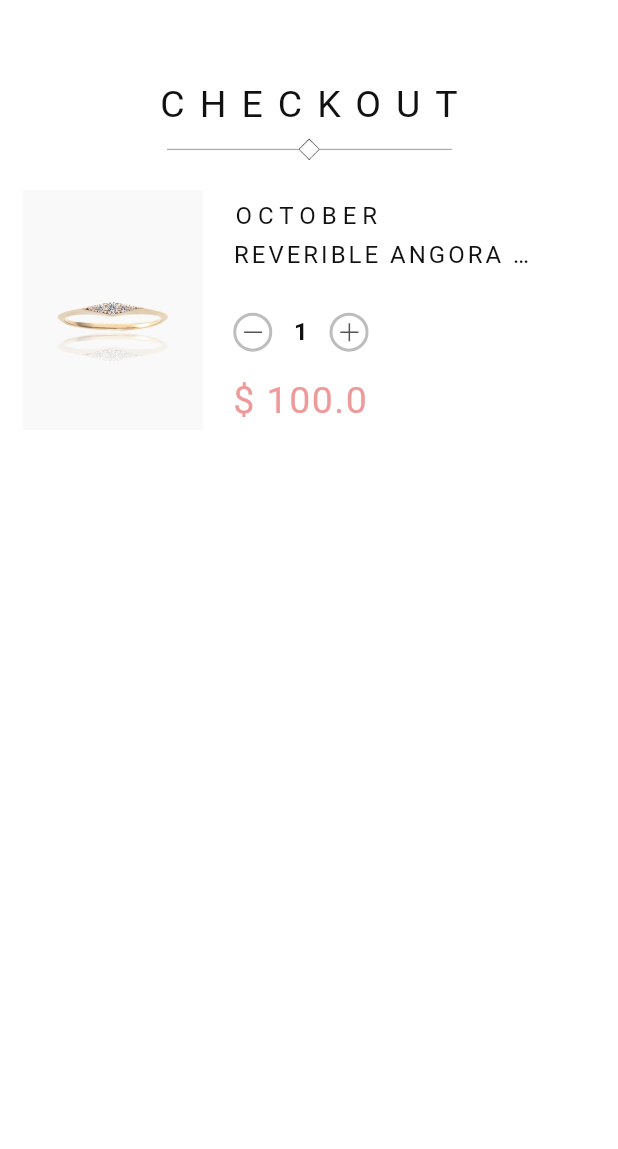
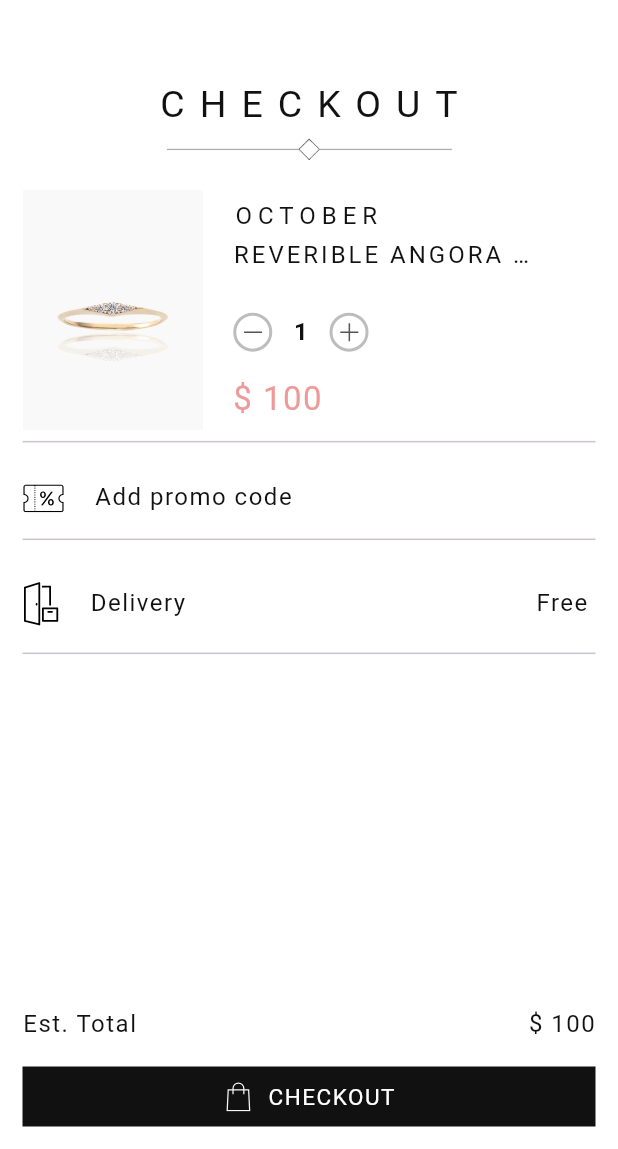
Before and after one commit to ahmedsalehalzabr/Open_Fashion, a Flutter app: the screen it shows after launch, after a tap on "October", on a phone screen of 412 x 824 dp, the part 87-1236 px from its top. Run offline on Flutter 3.47's test engine with Material 3 defaults, Android fonts, the phone set to English and light mode, and no system bars; our stand-ins replace flutter_svg, gap, ionicons; Roboto replaces fonts that are missing (TenorSans).

Commit message:
Done Cechout and add placeOrder

```diff
--- a/lib/Models/product_model.dart
+++ b/lib/Models/product_model.dart
@@ -1,7 +1,7 @@
 class ProductModel {
   final String image;
   final String name;
-  final double price;
+  final int price;
   final String description;
   ProductModel({
     required this.image,
--- a/lib/Screens/Home.dart
+++ b/lib/Screens/Home.dart
@@ -67,7 +67,7 @@ class Home extends StatelessWidget {
                               onTap: () => Navigator.push(context, MaterialPageRoute(builder: (c) => Checkout(
                                 image: item.image,
                                 name: item.name,
-                                price: item.price.toString(),
+                                price: item.price,
                                 description: item.description,
                               ))),
                               child: Column(
--- a/lib/Screens/checkout.dart
+++ b/lib/Screens/checkout.dart
@@ -1,8 +1,10 @@
 import 'package:flutter/material.dart';
 import 'package:flutter_svg/flutter_svg.dart';
 import 'package:gap/gap.dart';
+import 'package:open_fashion/Screens/place_order.dart';
 import 'package:open_fashion/components/cart_widget.dart';
 import 'package:open_fashion/components/custom_appbar.dart';
+import 'package:open_fashion/components/custom_button.dart';
 import 'package:open_fashion/components/custom_text.dart';
 import 'package:open_fashion/core/colors.dart';
 
@@ -18,7 +20,7 @@ class Checkout extends StatefulWidget {
 
   final String image;
   final String name;
-  final String price;
+  final int price;
   final String description;
 
   @override
@@ -26,6 +28,7 @@ class Checkout extends StatefulWidget {
 }
 
 class _CheckoutState extends State<Checkout> {
+  int selectedQty = 1;
   @override
   Widget build(BuildContext context) {
     return Scaffold(
@@ -35,7 +38,37 @@ class _CheckoutState extends State<Checkout> {
         child: Column(
           children: [
             Header(title: 'Checkout',),
-            CartWidget(image: widget.image, name: widget.name, price: widget.price, description: widget.description)
+            CartWidget(
+                image: widget.image,
+                name: widget.name,
+                price: widget.price,
+                description: widget.description,
+                onChanged: (v) {
+                  setState(() {
+                    selectedQty = v;
+                  });
+                },
+            ),
+            promo(),
+            Spacer(),
+            Row(
+              mainAxisAlignment: MainAxisAlignment.spaceBetween,
+              children: [
+                CustomText(text: "Est. Total",color: AppColors.primary,),
+                CustomText(text: "\$ ${widget.price * selectedQty}",color: AppColors.primary,),
+              ],
+            ),
+            Gap(20),
+            CustomButton(
+              isSvgg: true,
+              title: "Checkout",
+              inTap: () {
+                Navigator.push(context, MaterialPageRoute(builder: (c){
+                  return PlaceOrder(image: widget.image, name: widget.name, description: widget.description, qty: selectedQty, total: widget.price * selectedQty, price: widget.price,);
+                }));
+              },
+            ),
+
           ],
         ),
       ),
@@ -43,3 +76,34 @@ class _CheckoutState extends State<Checkout> {
     );
   }
 }
+ Widget promo() {
+  return Column(
+    children: [
+      Divider(),
+      Gap(20),
+      Row(
+        children: [
+          SvgPicture.asset("assets/svgs/promo.svg",width: 28,),
+          Gap(20),
+          CustomText(text: "Add promo code", color: AppColors.primary,)
+        ],
+      ),
+      Gap(10),
+      Divider(),
+      Gap(20),
+      Row(
+        children: [
+          SvgPicture.asset("assets/svgs/delivery.svg",width: 25,),
+          Gap(20),
+          CustomText(text: "Delivery",color: AppColors.primary,),
+          Spacer(),
+          CustomText(text: "Free",color: AppColors.primary,),
+          Gap(5),
+        ],
+      ),
+      Gap(10),
+      Divider(),
+      Gap(10),
+    ],
+  );
+ }
--- /dev/null
+++ b/lib/Screens/place_order.dart
@@ -0,0 +1,16 @@
+import 'package:flutter/material.dart';
+
+class PlaceOrder extends StatelessWidget {
+  const PlaceOrder({super.key, required this.image, required this.name, required this.description, required this.qty, required this.total, required this.price});
+
+  final String image;
+  final String name;
+  final String description;
+  final int price;
+  final int qty;
+  final int total;
+  @override
+  Widget build(BuildContext context) {
+    return const Scaffold();
+  }
+}
--- a/lib/components/cart_widget.dart
+++ b/lib/components/cart_widget.dart
@@ -6,8 +6,10 @@ import '../core/colors.dart';
 import 'custom_text.dart';
 
 class CartWidget extends StatefulWidget {
-  const CartWidget({super.key, required this.image, required this.name, required this.price, required this.description});
-final String image,name,price,description;
+  const CartWidget({super.key, required this.image, required this.name, required this.price, required this.description, required this.onChanged});
+final String image,name,description;
+final int price;
+final Function(int) onChanged;
   @override
   State<CartWidget> createState() => _CartWidgetState();
 }
@@ -40,6 +42,7 @@ class _CartWidgetState extends State<CartWidget> {
                   setState(() {
                     if(number > 1){
                       number--;
+                      widget.onChanged(number);
                     }
                   });
                 }, "assets/svgs/min.svg"),
@@ -49,6 +52,7 @@ class _CartWidgetState extends State<CartWidget> {
                 gty((){
                   setState(() {
                     number++;
+                    widget.onChanged(number);
                   });
 
                 }, "assets/svgs/plus.svg"),
@@ -57,7 +61,7 @@ class _CartWidgetState extends State<CartWidget> {
               ],
             ),
             Gap(20),
-            CustomText(text: "\$ ${widget.price}",color: Colors.red.shade200,size: 25,),
+            CustomText(text: "\$ ${widget.price}",color: Colors.red.shade200,size: 22,),
           ],
         )
       ],
--- /dev/null
+++ b/lib/components/custom_button.dart
@@ -0,0 +1,36 @@
+import 'package:flutter/material.dart';
+import 'package:flutter_svg/flutter_svg.dart';
+import 'package:gap/gap.dart';
+import 'package:open_fashion/components/custom_text.dart';
+import 'package:open_fashion/core/colors.dart';
+
+class CustomButton extends StatelessWidget {
+  const CustomButton({super.key, required this.isSvgg, required this.title, required this.inTap});
+final bool isSvgg;
+final String title;
+final Function() inTap;
+  @override
+  Widget build(BuildContext context) {
+    bool isSvg = isSvgg;
+    return GestureDetector(
+      onTap: (){},
+      child: Container(
+        color: AppColors.primary,
+        width: double.infinity,
+        padding: EdgeInsets.all(10),
+        child: Center(
+          child: Row(
+            mainAxisAlignment: MainAxisAlignment.center,
+            children: [
+              isSvg
+              ? SvgPicture.asset("assets/svgs/shopping bag.svg",width: 20,)
+                  : SizedBox.shrink(),
+              Gap(10),
+              CustomText(text: title.toUpperCase(),size: 15,),
+            ],
+          ),
+        ),
+      ),
+    );
+  }
+}
```
